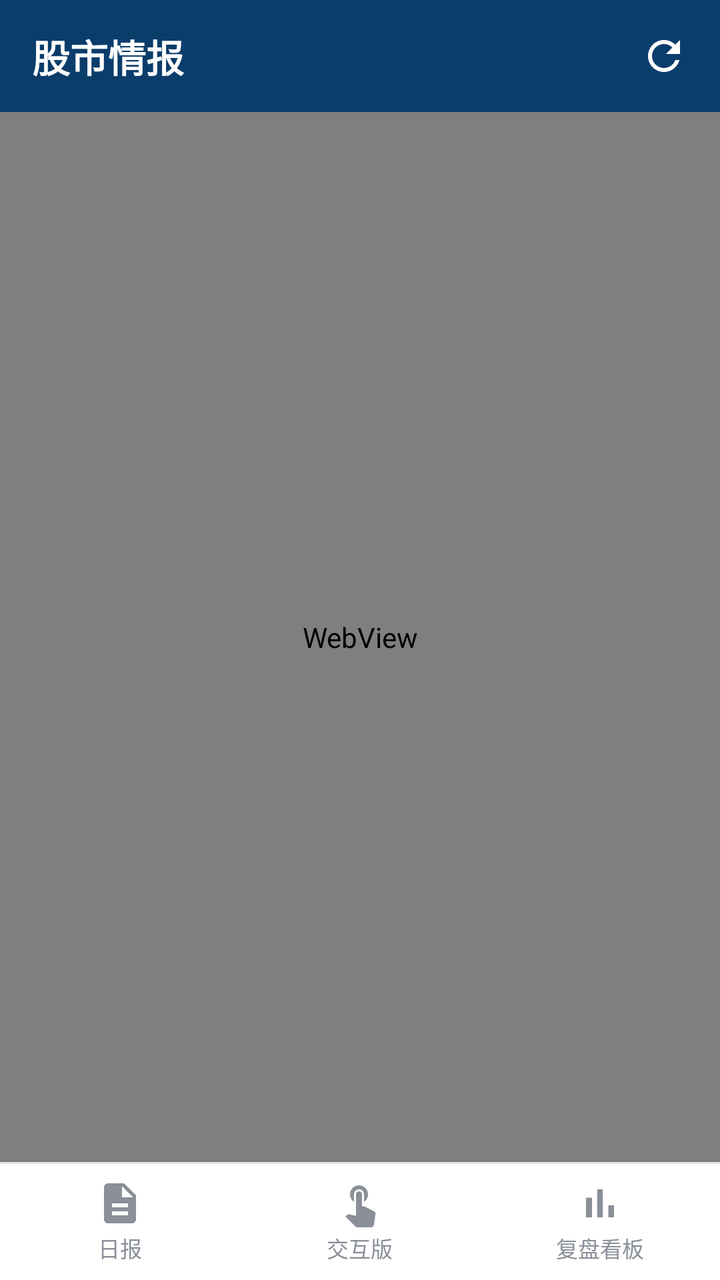
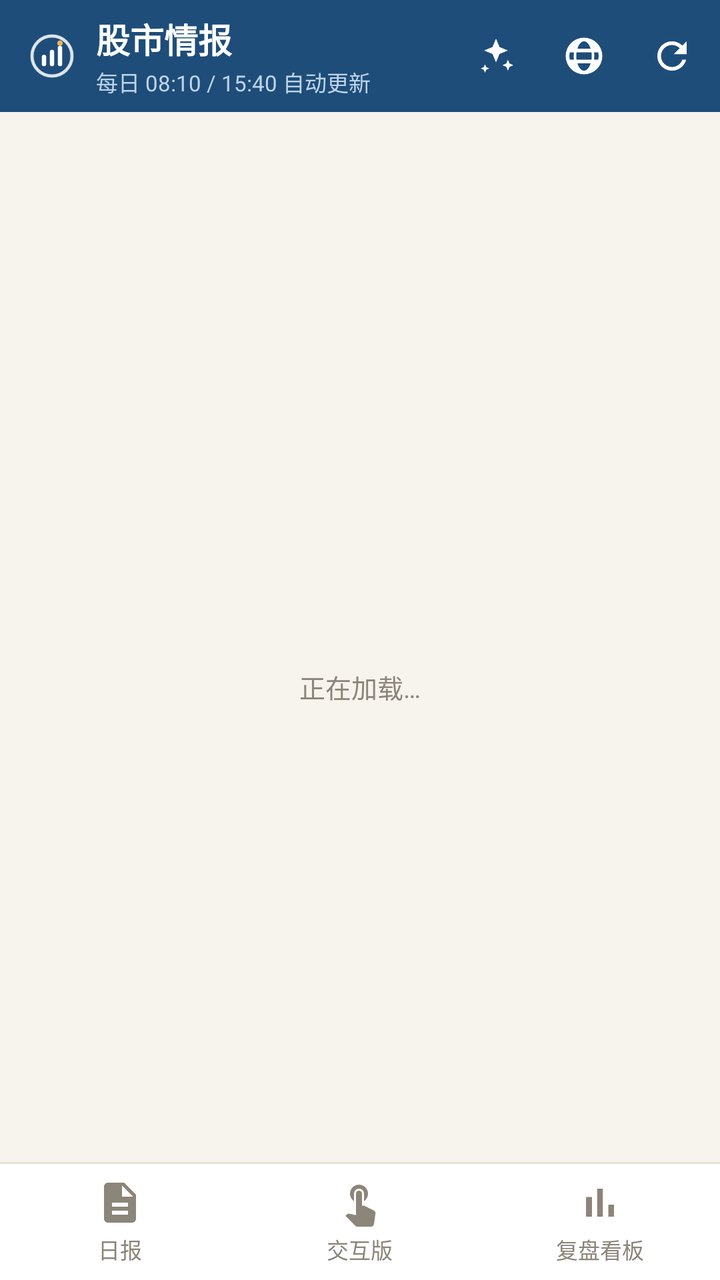

Screens rendered from an Android XML layout before and after an edit, with the pre-edit source and the edit as a unified diff.
<!-- AndroidManifest.xml: activity theme AppTheme -->
<!-- res/layout/activity_main.xml -->
<?xml version="1.0" encoding="utf-8"?>
<LinearLayout xmlns:android="http://schemas.android.com/apk/res/android"
    android:id="@+id/root"
    android:layout_width="match_parent"
    android:layout_height="match_parent"
    android:orientation="vertical"
    android:background="@android:color/white">

    
    <LinearLayout
        android:id="@+id/titleBar"
        android:layout_width="match_parent"
        android:layout_height="wrap_content"
        android:orientation="vertical"
        android:background="@color/brand">

        <LinearLayout
            android:id="@+id/titleRow"
            android:layout_width="match_parent"
            android:layout_height="56dp"
            android:orientation="horizontal"
            android:gravity="center_vertical"
            android:paddingStart="16dp"
            android:paddingEnd="4dp">

            <TextView
                android:id="@+id/titleText"
                android:layout_width="0dp"
                android:layout_height="wrap_content"
                android:layout_weight="1"
                android:text="@string/app_name"
                android:textColor="@color/on_brand"
                android:textSize="19sp"
                android:textStyle="bold"
                android:singleLine="true" />

            <ImageButton
                android:id="@+id/btnRefresh"
                android:layout_width="48dp"
                android:layout_height="48dp"
                android:src="@drawable/ic_refresh"
                android:tint="@color/on_brand"
                android:scaleType="centerInside"
                android:padding="12dp"
                android:background="?android:attr/selectableItemBackgroundBorderless"
                android:contentDescription="@string/action_refresh" />
        </LinearLayout>
    </LinearLayout>

    
    <ProgressBar
        android:id="@+id/progressBar"
        style="?android:attr/progressBarStyleHorizontal"
        android:layout_width="match_parent"
        android:layout_height="3dp"
        android:max="100"
        android:progress="0"
        android:progressTint="@color/progress"
        android:progressBackgroundTint="@android:color/transparent"
        android:visibility="gone" />

    
    <FrameLayout
        android:layout_width="match_parent"
        android:layout_height="0dp"
        android:layout_weight="1">

        <WebView
            android:id="@+id/webView"
            android:layout_width="match_parent"
            android:layout_height="match_parent" />
    </FrameLayout>

    <View
        android:layout_width="match_parent"
        android:layout_height="1dp"
        android:background="@color/divider" />

    
    <LinearLayout
        android:id="@+id/tabBar"
        android:layout_width="match_parent"
        android:layout_height="wrap_content"
        android:orientation="vertical"
        android:background="@color/tab_bar_bg">

      <LinearLayout
        android:id="@+id/tabRow"
        android:layout_width="match_parent"
        android:layout_height="58dp"
        android:orientation="horizontal">

        <LinearLayout
            android:id="@+id/tabDaily"
            android:layout_width="0dp"
            android:layout_height="match_parent"
            android:layout_weight="1"
            android:orientation="vertical"
            android:gravity="center"
            android:clickable="true"
            android:focusable="true"
            android:background="?android:attr/selectableItemBackground">

            <ImageView
                android:id="@+id/iconDaily"
                style="@style/TabIcon"
                android:src="@drawable/ic_tab_daily"
                android:importantForAccessibility="no" />

            <TextView
                android:id="@+id/labelDaily"
                style="@style/TabLabel"
                android:text="@string/tab_daily" />
        </LinearLayout>

        <LinearLayout
            android:id="@+id/tabWeb"
            android:layout_width="0dp"
            android:layout_height="match_parent"
            android:layout_weight="1"
            android:orientation="vertical"
            android:gravity="center"
            android:clickable="true"
            android:focusable="true"
            android:background="?android:attr/selectableItemBackground">

            <ImageView
                android:id="@+id/iconWeb"
                style="@style/TabIcon"
                android:src="@drawable/ic_tab_web"
                android:importantForAccessibility="no" />

            <TextView
                android:id="@+id/labelWeb"
                style="@style/TabLabel"
                android:text="@string/tab_web" />
        </LinearLayout>

        <LinearLayout
            android:id="@+id/tabReview"
            android:layout_width="0dp"
            android:layout_height="match_parent"
            android:layout_weight="1"
            android:orientation="vertical"
            android:gravity="center"
            android:clickable="true"
            android:focusable="true"
            android:background="?android:attr/selectableItemBackground">

            <ImageView
                android:id="@+id/iconReview"
                style="@style/TabIcon"
                android:src="@drawable/ic_tab_review"
                android:importantForAccessibility="no" />

            <TextView
                android:id="@+id/labelReview"
                style="@style/TabLabel"
                android:text="@string/tab_review" />
        </LinearLayout>
      </LinearLayout>
    </LinearLayout>

</LinearLayout>
<!-- resources referenced by this layout -->
<resources>
  <color name="brand">#0B3D6B</color>
  <color name="divider">#E3E6EB</color>
  <color name="progress">#4FC3F7</color>
  <style name="TabLabel">
          <item name="android:layout_width">wrap_content</item>
          <item name="android:layout_height">wrap_content</item>
          <item name="android:layout_marginTop">2dp</item>
          <item name="android:textSize">11sp</item>
          <item name="android:textColor">@color/tab_inactive</item>
          <item name="android:singleLine">true</item>
      </style>
  <style name="AppTheme" parent="@android:style/Theme.Material.Light.NoActionBar">
          <item name="android:colorPrimary">@color/brand</item>
          <item name="android:colorPrimaryDark">@color/brand_dark</item>
          <item name="android:colorAccent">@color/accent</item>
          <item name="android:statusBarColor">@color/brand</item>
          <item name="android:windowLightStatusBar">false</item>
          <item name="android:windowLightNavigationBar">true</item>
          <item name="android:windowBackground">@android:color/white</item>
      </style>
  <color name="tab_inactive">#8A8F98</color>
  <color name="brand_dark">#082B4D</color>
  <color name="accent">#0B7FD4</color>
  <!-- unchanged entries left out for length: 12 -->
</resources>

<!-- the commit's change to res/layout/activity_main.xml (unified diff, before → after) -->
@@ -4,7 +4,7 @@
     android:layout_width="match_parent"
     android:layout_height="match_parent"
     android:orientation="vertical"
-    android:background="@android:color/white">
+    android:background="@color/paper">
 
     
     <LinearLayout
@@ -20,28 +20,75 @@
             android:layout_height="56dp"
             android:orientation="horizontal"
             android:gravity="center_vertical"
-            android:paddingStart="16dp"
-            android:paddingEnd="4dp">
-
-            <TextView
-                android:id="@+id/titleText"
+            android:paddingStart="14dp"
+            android:paddingEnd="2dp">
+
+            <ImageView
+                android:id="@+id/logo"
+                android:layout_width="24dp"
+                android:layout_height="24dp"
+                android:src="@drawable/ic_logo"
+                android:importantForAccessibility="no" />
+
+            <LinearLayout
                 android:layout_width="0dp"
                 android:layout_height="wrap_content"
                 android:layout_weight="1"
-                android:text="@string/app_name"
-                android:textColor="@color/on_brand"
-                android:textSize="19sp"
-                android:textStyle="bold"
-                android:singleLine="true" />
+                android:layout_marginStart="10dp"
+                android:orientation="vertical">
+
+                <TextView
+                    android:id="@+id/titleText"
+                    android:layout_width="match_parent"
+                    android:layout_height="wrap_content"
+                    android:text="@string/app_name"
+                    android:textColor="@color/on_brand"
+                    android:textSize="17sp"
+                    android:textStyle="bold"
+                    android:singleLine="true"
+                    android:ellipsize="end" />
+
+                <TextView
+                    android:id="@+id/subtitleText"
+                    android:layout_width="match_parent"
+                    android:layout_height="wrap_content"
+                    android:layout_marginTop="1dp"
+                    android:text="@string/app_tagline"
+                    android:textColor="@color/brand_muted"
+                    android:textSize="11sp"
+                    android:singleLine="true"
+                    android:ellipsize="end" />
+            </LinearLayout>
+
+            <ImageButton
+                android:id="@+id/btnAi"
+                android:layout_width="44dp"
+                android:layout_height="44dp"
+                android:src="@drawable/ic_ai"
+                android:tint="@color/on_brand"
+                android:scaleType="centerInside"
+                android:padding="11dp"
+                android:background="?android:attr/selectableItemBackgroundBorderless"
+                android:contentDescription="@string/ai_title" />
+
+            <ImageButton
+                android:id="@+id/btnBrowser"
+                android:layout_width="44dp"
+                android:layout_height="44dp"
+                android:src="@drawable/ic_browser"
+                android:scaleType="centerInside"
+                android:padding="11dp"
+                android:background="?android:attr/selectableItemBackgroundBorderless"
+                android:contentDescription="@string/action_browser" />
 
             <ImageButton
                 android:id="@+id/btnRefresh"
-                android:layout_width="48dp"
-                android:layout_height="48dp"
+                android:layout_width="44dp"
+                android:layout_height="44dp"
                 android:src="@drawable/ic_refresh"
                 android:tint="@color/on_brand"
                 android:scaleType="centerInside"
-                android:padding="12dp"
+                android:padding="11dp"
                 android:background="?android:attr/selectableItemBackgroundBorderless"
                 android:contentDescription="@string/action_refresh" />
         </LinearLayout>
@@ -52,7 +99,7 @@
         android:id="@+id/progressBar"
         style="?android:attr/progressBarStyleHorizontal"
         android:layout_width="match_parent"
-        android:layout_height="3dp"
+        android:layout_height="2dp"
         android:max="100"
         android:progress="0"
         android:progressTint="@color/progress"
@@ -69,6 +116,48 @@
             android:id="@+id/webView"
             android:layout_width="match_parent"
             android:layout_height="match_parent" />
+
+        
+        <TextView
+            android:id="@+id/pullHint"
+            android:layout_width="wrap_content"
+            android:layout_height="wrap_content"
+            android:layout_gravity="top|center_horizontal"
+            android:layout_marginTop="12dp"
+            android:background="@drawable/bg_pill"
+            android:elevation="6dp"
+            android:paddingHorizontal="14dp"
+            android:paddingVertical="7dp"
+            android:text="@string/pull_hint"
+            android:textColor="@color/brand"
+            android:textSize="12sp"
+            android:visibility="gone" />
+
+        
+        <LinearLayout
+            android:id="@+id/loadingOverlay"
+            android:layout_width="match_parent"
+            android:layout_height="match_parent"
+            android:background="@color/paper"
+            android:gravity="center"
+            android:orientation="vertical">
+
+            <ProgressBar
+                android:id="@+id/loadingSpinner"
+                style="?android:attr/progressBarStyle"
+                android:layout_width="36dp"
+                android:layout_height="36dp"
+                android:indeterminateTint="@color/accent" />
+
+            <TextView
+                android:id="@+id/loadingText"
+                android:layout_width="wrap_content"
+                android:layout_height="wrap_content"
+                android:layout_marginTop="14dp"
+                android:text="@string/state_loading"
+                android:textColor="@color/tab_inactive"
+                android:textSize="13sp" />
+        </LinearLayout>
     </FrameLayout>
 
     <View
@@ -84,81 +173,81 @@
         android:orientation="vertical"
         android:background="@color/tab_bar_bg">
 
-      <LinearLayout
-        android:id="@+id/tabRow"
-        android:layout_width="match_parent"
-        android:layout_height="58dp"
-        android:orientation="horizontal">
-
         <LinearLayout
-            android:id="@+id/tabDaily"
-            android:layout_width="0dp"
-            android:layout_height="match_parent"
-            android:layout_weight="1"
-            android:orientation="vertical"
-            android:gravity="center"
-            android:clickable="true"
-            android:focusable="true"
-            android:background="?android:attr/selectableItemBackground">
-
-            <ImageView
-                android:id="@+id/iconDaily"
-                style="@style/TabIcon"
-                android:src="@drawable/ic_tab_daily"
-                android:importantForAccessibility="no" />
-
-            <TextView
-                android:id="@+id/labelDaily"
-                style="@style/TabLabel"
-                android:text="@string/tab_daily" />
+            android:id="@+id/tabRow"
+            android:layout_width="match_parent"
+            android:layout_height="58dp"
+            android:orientation="horizontal">
+
+            <LinearLayout
+                android:id="@+id/tabDaily"
+                android:layout_width="0dp"
+                android:layout_height="match_parent"
+                android:layout_weight="1"
+                android:orientation="vertical"
+                android:gravity="center"
+                android:clickable="true"
+                android:focusable="true"
+                android:background="?android:attr/selectableItemBackground">
+
+                <ImageView
+                    android:id="@+id/iconDaily"
+                    style="@style/TabIcon"
+                    android:src="@drawable/ic_tab_daily"
+                    android:importantForAccessibility="no" />
+
+                <TextView
+                    android:id="@+id/labelDaily"
+                    style="@style/TabLabel"
+                    android:text="@string/tab_daily" />
+            </LinearLayout>
+
+            <LinearLayout
+                android:id="@+id/tabWeb"
+                android:layout_width="0dp"
+                android:layout_height="match_parent"
+                android:layout_weight="1"
+                android:orientation="vertical"
+                android:gravity="center"
+                android:clickable="true"
+                android:focusable="true"
+                android:background="?android:attr/selectableItemBackground">
+
+                <ImageView
+                    android:id="@+id/iconWeb"
+                    style="@style/TabIcon"
+                    android:src="@drawable/ic_tab_web"
+                    android:importantForAccessibility="no" />
+
+                <TextView
+                    android:id="@+id/labelWeb"
+                    style="@style/TabLabel"
+                    android:text="@string/tab_web" />
+            </LinearLayout>
+
+            <LinearLayout
+                android:id="@+id/tabReview"
+                android:layout_width="0dp"
+                android:layout_height="match_parent"
+                android:layout_weight="1"
+                android:orientation="vertical"
+                android:gravity="center"
+                android:clickable="true"
+                android:focusable="true"
+                android:background="?android:attr/selectableItemBackground">
+
+                <ImageView
+                    android:id="@+id/iconReview"
+                    style="@style/TabIcon"
+                    android:src="@drawable/ic_tab_review"
+                    android:importantForAccessibility="no" />
+
+                <TextView
+                    android:id="@+id/labelReview"
+                    style="@style/TabLabel"
+                    android:text="@string/tab_review" />
+            </LinearLayout>
         </LinearLayout>
-
-        <LinearLayout
-            android:id="@+id/tabWeb"
-            android:layout_width="0dp"
-            android:layout_height="match_parent"
-            android:layout_weight="1"
-            android:orientation="vertical"
-            android:gravity="center"
-            android:clickable="true"
-            android:focusable="true"
-            android:background="?android:attr/selectableItemBackground">
-
-            <ImageView
-                android:id="@+id/iconWeb"
-                style="@style/TabIcon"
-                android:src="@drawable/ic_tab_web"
-                android:importantForAccessibility="no" />
-
-            <TextView
-                android:id="@+id/labelWeb"
-                style="@style/TabLabel"
-                android:text="@string/tab_web" />
-        </LinearLayout>
-
-        <LinearLayout
-            android:id="@+id/tabReview"
-            android:layout_width="0dp"
-            android:layout_height="match_parent"
-            android:layout_weight="1"
-            android:orientation="vertical"
-            android:gravity="center"
-            android:clickable="true"
-            android:focusable="true"
-            android:background="?android:attr/selectableItemBackground">
-
-            <ImageView
-                android:id="@+id/iconReview"
-                style="@style/TabIcon"
-                android:src="@drawable/ic_tab_review"
-                android:importantForAccessibility="no" />
-
-            <TextView
-                android:id="@+id/labelReview"
-                style="@style/TabLabel"
-                android:text="@string/tab_review" />
-        </LinearLayout>
-      </LinearLayout>
     </LinearLayout>
 
 </LinearLayout>
<!-- resource entries referenced after the edit -->
@@ -1,12 +1,14 @@
 <!-- resources referenced by this layout -->
 <resources>
-  <color name="brand">#0B3D6B</color>
-  <color name="divider">#E3E6EB</color>
-  <color name="progress">#4FC3F7</color>
+  <color name="brand">#1E4D7A</color>
+  <color name="brand_muted">#BFD4E8</color>
+  <color name="divider">#E6E2D8</color>
+  <color name="paper">#F7F4EE</color>
+  <color name="progress">#E8B45A</color>
   <style name="TabLabel">
           <item name="android:layout_width">wrap_content</item>
           <item name="android:layout_height">wrap_content</item>
-          <item name="android:layout_marginTop">2dp</item>
+          <item name="android:layout_marginTop">3dp</item>
           <item name="android:textSize">11sp</item>
           <item name="android:textColor">@color/tab_inactive</item>
           <item name="android:singleLine">true</item>
@@ -17,12 +19,67 @@
           <item name="android:colorAccent">@color/accent</item>
           <item name="android:statusBarColor">@color/brand</item>
           <item name="android:windowLightStatusBar">false</item>
+          <item name="android:navigationBarColor">@color/tab_bar_bg</item>
           <item name="android:windowLightNavigationBar">true</item>
-          <item name="android:windowBackground">@android:color/white</item>
+          <item name="android:windowBackground">@color/paper</item>
       </style>
-  <color name="tab_inactive">#8A8F98</color>
-  <color name="brand_dark">#082B4D</color>
-  <color name="accent">#0B7FD4</color>
+  <color name="tab_inactive">#8C8579</color>
+  <!-- drawable bg_pill (drawable) -->
+  <?xml version="1.0" encoding="utf-8"?>
+  <shape xmlns:android="http://schemas.android.com/apk/res/android"
+      android:shape="rectangle">
+      <solid android:color="#FFFFFF" />
+      <corners android:radius="16dp" />
+      <stroke android:width="1dp" android:color="#E6E2D8" />
+  </shape>
+  <!-- drawable ic_ai (drawable) -->
+  <?xml version="1.0" encoding="utf-8"?>
+  <vector xmlns:android="http://schemas.android.com/apk/res/android"
+      android:width="24dp"
+      android:height="24dp"
+      android:viewportWidth="24"
+      android:viewportHeight="24"
+      android:tint="@color/on_brand">
+      <path android:fillColor="#FFFFFF"
+          android:pathData="M12,2.5l1.9,4.6 4.6,1.9 -4.6,1.9L12,15.5l-1.9,-4.6L5.5,9l4.6,-1.9zM18.5,14l0.9,2.1 2.1,0.9 -2.1,0.9 -0.9,2.1 -0.9,-2.1 -2.1,-0.9 2.1,-0.9zM6,16.5l0.7,1.6 1.6,0.7 -1.6,0.7L6,21.1l-0.7,-1.6 -1.6,-0.7 1.6,-0.7z" />
+  </vector>
+  <!-- drawable ic_browser (drawable) -->
+  <?xml version="1.0" encoding="utf-8"?>
+  <vector xmlns:android="http://schemas.android.com/apk/res/android"
+      android:width="24dp"
+      android:height="24dp"
+      android:viewportWidth="24"
+      android:viewportHeight="24"
+      android:tint="@color/on_brand">
+      <path android:fillColor="#FFFFFF"
+          android:pathData="M12,2a10,10 0 1,0 0,20a10,10 0 1,0 0,-20zM12,4c1.4,0 2.8,1.4 3.6,4H8.4C9.2,5.4 10.6,4 12,4zM7.9,10h8.2c0.1,0.7 0.1,1.3 0.1,2s0,1.3 -0.1,2H7.9C7.8,13.3 7.8,12.7 7.8,12s0,-1.3 0.1,-2zM4.3,10h2.2c0,0.7 -0.1,1.3 -0.1,2s0,1.3 0.1,2H4.3C4.1,13.4 4,12.7 4,12s0.1,-1.4 0.3,-2zM8.4,16h7.2C14.8,18.6 13.4,20 12,20s-2.8,-1.4 -3.6,-4zM17.5,10h2.2c0.2,0.6 0.3,1.3 0.3,2s-0.1,1.4 -0.3,2h-2.2c0,-0.7 0.1,-1.3 0.1,-2s0,-1.3 -0.1,-2z" />
+  </vector>
+  <!-- drawable ic_logo (drawable) -->
+  <?xml version="1.0" encoding="utf-8"?>
+  <vector xmlns:android="http://schemas.android.com/apk/res/android"
+      android:width="24dp"
+      android:height="24dp"
+      android:viewportWidth="24"
+      android:viewportHeight="24">
+      <path android:pathData="M2,12 A10,10 0 1,0 22,12 A10,10 0 1,0 2,12"
+          android:strokeColor="#FFFFFF" android:strokeWidth="1.6"
+          android:fillColor="#00000000" android:strokeAlpha="0.85" />
+      <path android:pathData="M8,16 L8,12.5" android:strokeColor="#FFFFFF"
+          android:strokeWidth="2.2" android:strokeLineCap="round" />
+      <path android:pathData="M12,16 L12,10" android:strokeColor="#FFFFFF"
+          android:strokeWidth="2.2" android:strokeLineCap="round" />
+      <path android:pathData="M16,16 L16,8" android:strokeColor="#FFFFFF"
+          android:strokeWidth="2.2" android:strokeLineCap="round" />
+      <path android:pathData="M16,5.6 m-1.4,0 a1.4,1.4 0 1,0 2.8,0 a1.4,1.4 0 1,0 -2.8,0"
+          android:fillColor="#E8B45A" />
+  </vector>
+  <string name="action_browser">在浏览器打开</string>
+  <string name="ai_title">AI 分析</string>
+  <string name="app_tagline">每日 08:10 / 15:40 自动更新</string>
+  <string name="pull_hint">下拉刷新</string>
+  <string name="state_loading">正在加载…</string>
+  <color name="brand_dark">#163A5C</color>
+  <color name="accent">#2F80C0</color>
   <!-- unchanged entries left out for length: 12 -->
 </resources>
 
